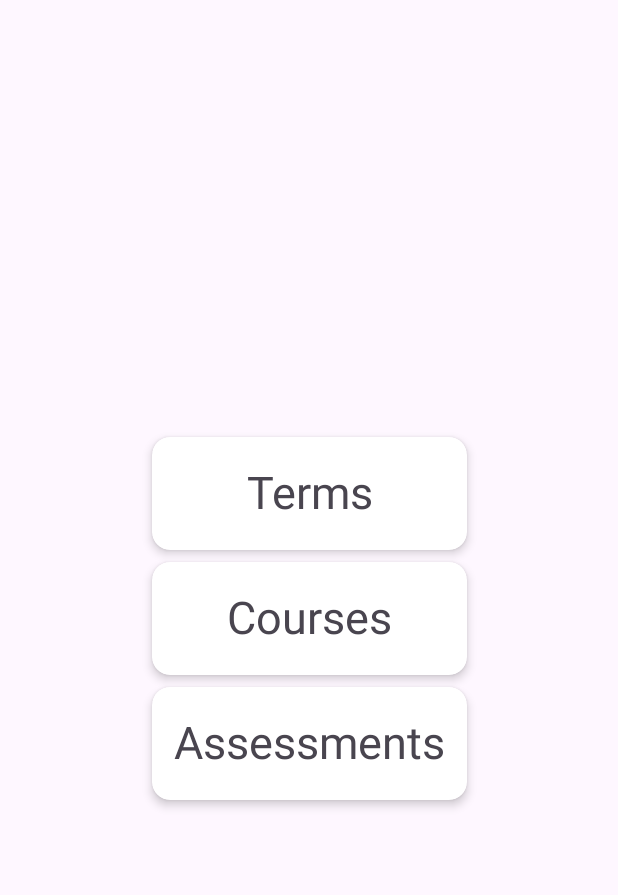
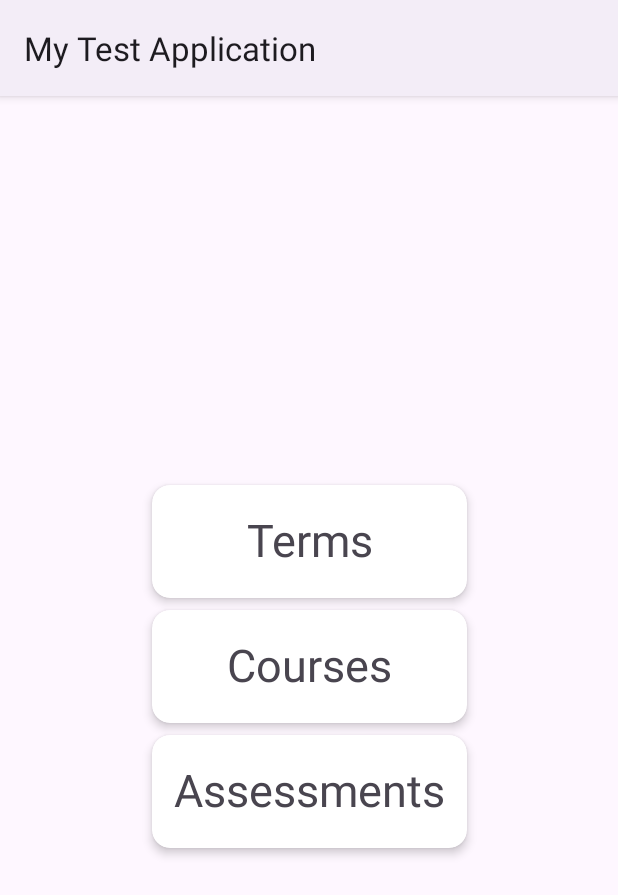
Before and after one commit to ali-mohammed200/uni_scheduler_app, an Android app: the screen it shows after launch (HomeActivity), on a phone screen of 412 x 824 dp. Shown: the top 895 px of the screen. Run offline under Robolectric (Android 15) with nearby library versions, the phone set to English and light mode, and no system bars.

Commit message:
Modified themes

```diff
--- a/app/src/main/res/values-night/themes.xml
+++ b/app/src/main/res/values-night/themes.xml
@@ -1,6 +1,6 @@
 <resources xmlns:tools="http://schemas.android.com/tools">
     <!-- Base application theme. -->
-    <style name="Theme.MyTestApplication" parent="Theme.MaterialComponents.DayNight.DarkActionBar">
+    <style name="Theme.MyTestApplication4" parent="Platform.MaterialComponents.Light">
         <!-- Primary brand color. -->
         <item name="colorPrimary">@color/purple_200</item>
         <item name="colorPrimaryVariant">@color/purple_700</item>
@@ -14,7 +14,7 @@
         <!-- Customize your theme here. -->
     </style>
     <!-- Base application theme. -->
-    <style name="Base.Theme.MyTestApplication" parent="Theme.Material3.DayNight.NoActionBar">
+    <style name="Base.Theme.MyTestApplication5" parent="Platform.MaterialComponents.Light">
         <!-- Customize your dark theme here. -->
         <!-- <item name="colorPrimary">@color/my_dark_primary</item> -->
     </style>
--- a/app/src/main/res/values-v23/themes.xml
+++ b/app/src/main/res/values-v23/themes.xml
@@ -1,6 +1,6 @@
 <resources xmlns:tools="http://schemas.android.com/tools">
 
-    <style name="Theme.MyTestApplication" parent="Base.Theme.MyTestApplication">
+    <style name="Theme.MyTestApplication3" parent="Base.Theme.MyTestApplication2">
         <!-- Transparent system bars for edge-to-edge. -->
         <item name="android:navigationBarColor">@android:color/transparent</item>
         <item name="android:statusBarColor">@android:color/transparent</item>
--- a/app/src/main/res/values/themes.xml
+++ b/app/src/main/res/values/themes.xml
@@ -1,6 +1,6 @@
 <resources xmlns:tools="http://schemas.android.com/tools">
     <!-- Base application theme. -->
-    <style name="Theme.MyTestApplication" parent="Theme.MaterialComponents.DayNight.DarkActionBar">
+    <style name="Theme.MyTestApplication1" parent="Platform.MaterialComponents">
         <!-- Primary brand color. -->
         <item name="colorPrimary">@color/purple_500</item>
         <item name="colorPrimaryVariant">@color/purple_700</item>
@@ -14,7 +14,10 @@
         <!-- Customize your theme here. -->
     </style>
     <!-- Base application theme. -->
-    <style name="Base.Theme.MyTestApplication" parent="Theme.Material3.DayNight.NoActionBar">
+    <style name="Base.Theme.MyTestApplication2" parent="Theme.Material3.Light">
+<!--        Theme.Material3.Light-->
+<!--        Platform.MaterialComponents-->
+<!--        Platform.MaterialComponents.Light-->
         <!-- Customize your light theme here. -->
         <!-- <item name="colorPrimary">@color/my_light_primary</item> -->
     </style>
```
Also changed, not shown: app/src/main/AndroidManifest.xml (+7 -7 lines).
